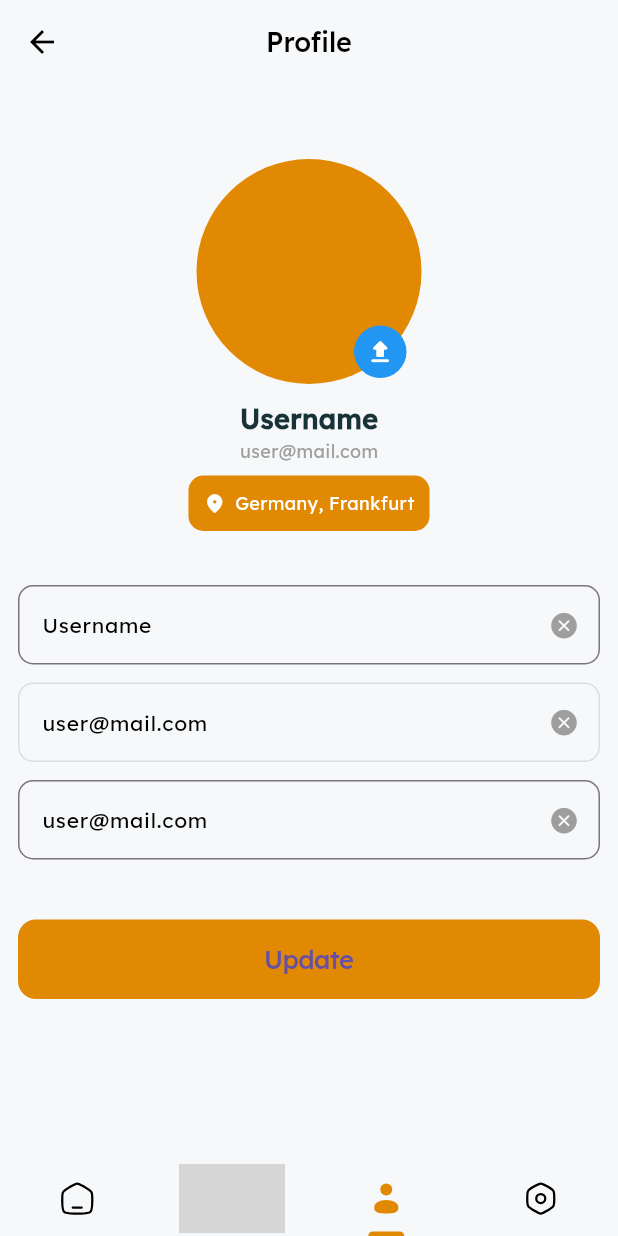
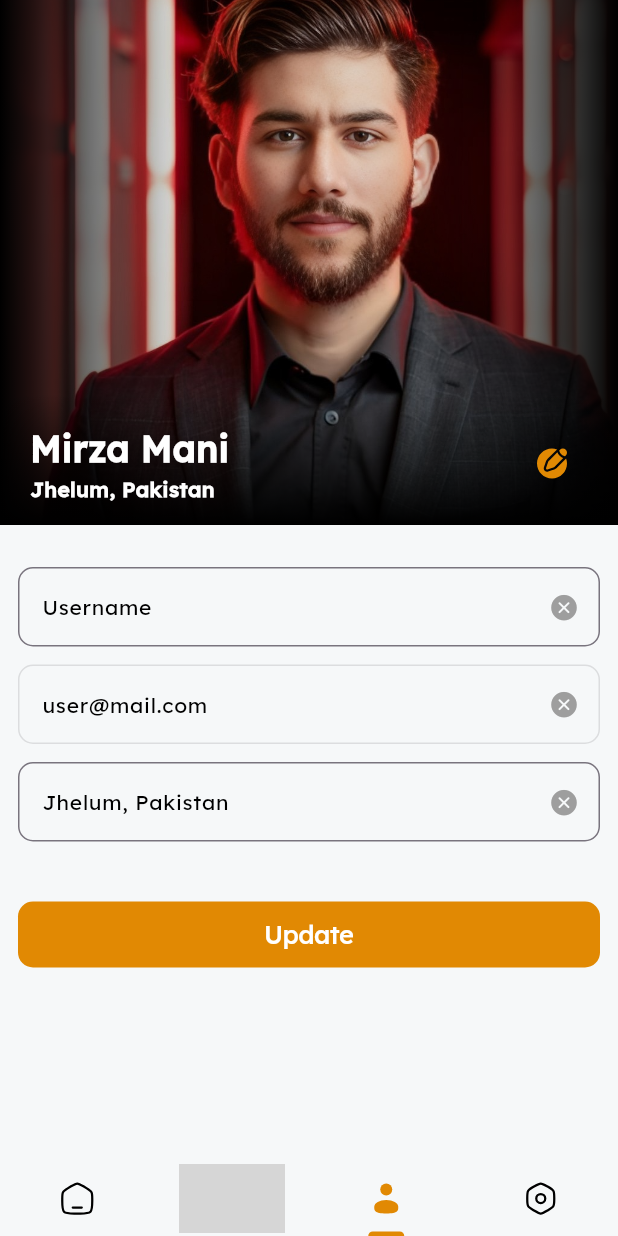
Before and after one commit to Mani821/travel_mate, a Flutter app: the MainViewHandler screen opened directly, item 3 of the bottom bar chosen, on a phone screen of 412 x 824 dp. Run offline on Flutter 3.47's test engine with Material 3 defaults, Android fonts, the phone set to English and light mode, and no system bars; our stand-ins replace cloud_firestore, firebase_auth, firebase_core, flutter_animate, flutter_riverpod, flutter_svg and 6 more; accounts and stored records are empty; grey boxes are pictures that could not be loaded.

Commit message:
Ready for collaboration

```diff
--- a/lib/core/app_themes.dart
+++ b/lib/core/app_themes.dart
@@ -59,10 +59,10 @@ class AppTheme {
           backgroundColor: const Color(0xFFF6F8F9),
           elevation: 0,
           centerTitle: true,
-          systemOverlayStyle:  SystemUiOverlayStyle(
-            statusBarColor: backgroundColor,
+          systemOverlayStyle:  const SystemUiOverlayStyle(
+            statusBarColor:  Color(0xFFF6F8F9),
             statusBarIconBrightness: Brightness.dark,
-            systemNavigationBarColor: backgroundColor,
+            systemNavigationBarColor: Color(0xFFF6F8F9),
             systemNavigationBarIconBrightness: Brightness.dark,
           ),
           titleTextStyle: GoogleFonts.lexend(
--- a/lib/main.dart
+++ b/lib/main.dart
@@ -20,7 +20,6 @@ void main()async {
   runApp(const ProviderScope(child: MyApp()));
 }
 
-
 final prefManager = PrefManager();
 
 class MyApp extends StatelessWidget {
@@ -31,7 +30,7 @@ class MyApp extends StatelessWidget {
     return  MaterialApp(
       debugShowCheckedModeBanner: false,
       theme: AppTheme.lightTheme,
-      home: const SplashPage(),
+      home:  const SplashPage(),
       navigatorKey: navigatorKey,
     );
   }
--- a/lib/screens/authentication/authentication_handler.dart
+++ b/lib/screens/authentication/authentication_handler.dart
@@ -13,8 +13,8 @@ class AuthenticationHandler extends StatelessWidget {
   Widget build(BuildContext context) {
     return AnnotatedRegion(
       value: const SystemUiOverlayStyle(
-        statusBarColor: Colors.transparent,
-        statusBarIconBrightness: Brightness.light,
+        statusBarColor: Colors.white,
+        statusBarIconBrightness: Brightness.dark,
         systemNavigationBarColor: Colors.transparent
       ),
       child: Scaffold(
--- a/lib/screens/authentication/login_page.dart
+++ b/lib/screens/authentication/login_page.dart
@@ -27,9 +27,9 @@ class _LoginPageState extends State<LoginPage> {
   Widget build(BuildContext context) {
     return AnnotatedRegion(
       value: const SystemUiOverlayStyle(
-        statusBarColor: Colors.white,
+        statusBarColor: Color(0xFFF6F8F9),
         statusBarIconBrightness: Brightness.dark,
-        systemNavigationBarColor: Colors.white,
+        systemNavigationBarColor: Color(0xFFF6F8F9),
         systemNavigationBarIconBrightness: Brightness.dark,
       ),
       child: Form(
--- a/lib/screens/authentication/register_page.dart
+++ b/lib/screens/authentication/register_page.dart
@@ -28,9 +28,9 @@ class _RegisterPageState extends State<RegisterPage> {
   Widget build(BuildContext context) {
     return AnnotatedRegion(
       value: const SystemUiOverlayStyle(
-        statusBarColor: Colors.white,
+        statusBarColor: Color(0xFFF6F8F9),
         statusBarIconBrightness: Brightness.dark,
-        systemNavigationBarColor: Colors.white,
+        systemNavigationBarColor: Color(0xFFF6F8F9),
         systemNavigationBarIconBrightness: Brightness.dark,
       ),
       child: Scaffold(
@@ -84,7 +84,7 @@ class _RegisterPageState extends State<RegisterPage> {
               ),
               MyTextField(
                 controller: locationController,
-                hint: 'Enter your location',
+                hint: 'Your location',
                 readOnly: true,
                 onTap: () async {
                   final loc = await getUserLocation();
@@ -117,7 +117,8 @@ class _RegisterPageState extends State<RegisterPage> {
                     )
                   ],
                 ),
-              )
+              ),
+              const SizedBox(height: 40),
             ],
           ),
         ),
--- a/lib/screens/intro&splash/onBoarding_handler.dart
+++ b/lib/screens/intro&splash/onBoarding_handler.dart
@@ -1,7 +1,6 @@
 import 'package:flutter/cupertino.dart';
 import 'package:flutter/material.dart';
 import 'package:flutter/services.dart';
-import 'package:google_fonts/google_fonts.dart';
 import 'package:smooth_page_indicator/smooth_page_indicator.dart';
 import 'package:travel_companion/screens/authentication/authentication_handler.dart';
 import 'package:travel_companion/services/app_data_service.dart';
@@ -163,7 +162,7 @@ class _OnBoardingHandlerState extends State<OnBoardingHandler> {
                           isLastPage ? 'Get Started' : 'Next',
                           key: ValueKey(isLastPage),
                           style:
-                              const TextStyle(fontWeight: FontWeight.w500,fontFamily: 'Lexend'),
+                              const TextStyle(fontWeight: FontWeight.w500,fontFamily: 'Lexend',color: Colors.white),
                         ),
                       ),
                     )),
--- a/lib/screens/view_handler/main_view_handler.dart
+++ b/lib/screens/view_handler/main_view_handler.dart
@@ -1,4 +1,5 @@
 import 'package:flutter/material.dart';
+import 'package:flutter/services.dart';
 import 'package:flutter_animate/flutter_animate.dart';
 import 'package:flutter_svg/flutter_svg.dart';
 import 'package:travel_companion/screens/view_handler/views/fav_view.dart';
@@ -26,7 +27,14 @@ class _MainViewHandlerState extends State<MainViewHandler>
 
   @override
   Widget build(BuildContext context) {
-    return DefaultTabController(
+    return AnnotatedRegion(
+      value: const SystemUiOverlayStyle(
+        statusBarColor: Color(0xFFF6F8F9),
+        statusBarIconBrightness: Brightness.dark,
+        systemNavigationBarColor: Color(0xFFF6F8F9),
+        systemNavigationBarIconBrightness: Brightness.dark,
+      ),
+      child: DefaultTabController(
         length: 4,
         child: Scaffold(
           body: SafeArea(
@@ -101,6 +109,7 @@ class _MainViewHandlerState extends State<MainViewHandler>
             ),
           ),
         ),
+      ),
     );
   }
 }
--- a/lib/screens/view_handler/views/home_view.dart
+++ b/lib/screens/view_handler/views/home_view.dart
@@ -104,7 +104,7 @@ class _HomeViewState extends State<HomeView> {
               final value = AppData.categories[index];
               return Expanded(
                 child: Padding(
-                  padding: const EdgeInsets.symmetric(horizontal: 6),
+                  padding: const EdgeInsets.symmetric(horizontal: 4),
                   child: InkWell(
                     borderRadius: BorderRadius.circular(10),
                     splashColor: primaryColor.withOpacity(0.3),
@@ -115,7 +115,7 @@ class _HomeViewState extends State<HomeView> {
                       });
                     },
                     child: AnimatedContainer(
-                      padding: const EdgeInsets.symmetric(vertical: 10),
+                      padding: const EdgeInsets.symmetric(vertical: 10,horizontal: 2),
                       duration: 200.ms,
                       decoration: BoxDecoration(
                         gradient: LinearGradient(
@@ -183,7 +183,7 @@ class _HomeViewState extends State<HomeView> {
               physics: const NeverScrollableScrollPhysics(),
               itemBuilder: (context, index) {
                 return GridView.builder(
-                    itemCount: 16,
+                    itemCount: 6,
                     padding: const EdgeInsets.all(8),
                     gridDelegate:
                     const SliverGridDelegateWithFixedCrossAxisCount(
@@ -194,7 +194,7 @@ class _HomeViewState extends State<HomeView> {
                       return Container(
                         decoration: BoxDecoration(
                             color:
-                            Colors.primaries[index].withOpacity(0.35),
+                            Colors.grey.withOpacity(0.35),
                             borderRadius: BorderRadius.circular(10)),
                       )
                           .animate(onPlay: (p) => p.repeat())
--- a/lib/screens/view_handler/views/profile_view.dart
+++ b/lib/screens/view_handler/views/profile_view.dart
@@ -1,7 +1,6 @@
 import 'package:flutter/cupertino.dart';
 import 'package:flutter/material.dart';
 import 'package:flutter_svg/svg.dart';
-import 'package:travel_companion/core/constants.dart';
 import 'package:travel_companion/widgets/buttons/custom_button.dart';
 import 'package:travel_companion/widgets/custom_textfield.dart';
 
@@ -15,94 +14,105 @@ class ProfileView extends StatefulWidget {
 class _ProfileViewState extends State<ProfileView> {
   late TextEditingController controller;
   late TextEditingController emailController;
+  late TextEditingController locationController;
 
   @override
   void initState() {
     controller = TextEditingController(text: "Username");
     emailController = TextEditingController(text: "user@mail.com");
+    locationController = TextEditingController(text: "Jhelum, Pakistan");
     super.initState();
   }
 
-
   @override
   Widget build(BuildContext context) {
-    return Scaffold(
-      appBar: AppBar(
-        title: const Text('Profile'),
-      ),
-      body: SingleChildScrollView(
+    return SingleChildScrollView(
       child: Column(
         children: [
+          Stack(
+            children: [
               SizedBox(
+                height: 350,
                 width: double.infinity,
-              height: 50,
-            ),
-            Stack(
-              alignment: Alignment.bottomRight,
-              children: [
-                Container(
-                  height: 150,
-                  width: 150,
-                  decoration: BoxDecoration(
-                    color: primaryColor,
-                    shape: BoxShape.circle,
+                child: Image.asset(
+                  'assets/images/me.png',
+                  fit: BoxFit.cover,
                 ),
               ),
-                GestureDetector(
-                  onTap: (){},
+              Positioned.fill(
                 child: Container(
-                    margin: EdgeInsets.only(right: 10,bottom: 4),
-                    height: 35,
-                    width: 35,
-                    decoration: BoxDecoration(
-                      color: Colors.blue,
-                      shape: BoxShape.circle,
-                    ),
-                    child: Icon(Icons.upload_rounded,color: Colors.white,size: 20,),
+                  decoration: const BoxDecoration(
+                      gradient: LinearGradient(colors: [
+                    Colors.black,
+                    Colors.transparent,
+                    Colors.transparent,
+                    Colors.black
+                  ])),
                 ),
               ),
+              Positioned.fill(
+                child: Container(
+                  decoration: const BoxDecoration(
+                      gradient: LinearGradient(
+                          begin: Alignment.bottomCenter,
+                          end: Alignment.center,
+                          colors: [
+                        Colors.black,
+                        Colors.transparent,
+                        Colors.transparent,
+                      ])),
+                ),
+              ),
+              Positioned(
+                bottom: 0,
+                right: 0,
+                left: 0,
+                child: Padding(
+                  padding: const EdgeInsets.symmetric(horizontal: 20.0,vertical: 14),
+                  child: Row(
+                    mainAxisAlignment: MainAxisAlignment.spaceBetween,
+                    children: [
+                      const Column(
+                        mainAxisAlignment: MainAxisAlignment.end,
+                        crossAxisAlignment: CrossAxisAlignment.start,
+                        children: [
+                          Text("Mirza Mani",style: TextStyle(color: Colors.white,
+                          fontSize: 24,fontWeight: FontWeight.w700),),
+                          Text("Jhelum, Pakistan",style: TextStyle(color: Colors.white,
+                              fontSize: 14,fontWeight: FontWeight.w700),)
                         ],
                       ),
-            SizedBox(
-              height: 10,
-            ),
-            Text("Username",
-                style: TextStyle(fontSize: 18, fontWeight: FontWeight.bold)),
-            Text("user@mail.com",
-                style: TextStyle(
-                    fontSize: 12, fontFamily: 'Lexend', color: Colors.grey)),
-            Container(
-                margin: EdgeInsets.symmetric(vertical: 8),
-                padding: EdgeInsets.all(10),
-                decoration: BoxDecoration(
-                  borderRadius: BorderRadius.circular(10),
-                  color: primaryColor,
-                ),
-                child: Row(
-                  mainAxisSize: MainAxisSize.min,
-                  children: [
-                    Icon(
-                      Icons.location_on_rounded,
-                      color: backgroundColor,
-                      size: 15,
-                    ),
-                    SizedBox(
-                      width: 6,
-                    ),
-                    Text("Germany, Frankfurt",
-                        style: TextStyle(
-                            fontSize: 12,
-                            fontFamily: 'Lexend',
-                            color: backgroundColor)),
-                  ],
-                )),
-            SizedBox(height: 22,),
-            MyTextField(controller: controller,hint: 'Enter your name',),
-            MyTextField(controller: emailController,hint: 'Enter your name',readOnly: true,enabled: false,),
-            MyTextField(controller: emailController,hint: 'Enter your location',readOnly: true,),
-            SizedBox(height: 22,),CustomButton(text: "Update", onPressed: (){}),
+                      IconButton(onPressed: (){}, icon: SvgPicture.asset('assets/icons/edit.svg'))
                     ],
                   ),
+                ),
+              )
+            ],
+          ),
+
+          const SizedBox(
+            height: 22,
+          ),
+          MyTextField(
+            controller: controller,
+            hint: 'Enter your name',
+          ),
+          MyTextField(
+            controller: emailController,
+            hint: 'Enter your name',
+            readOnly: true,
+            enabled: false,
+          ),
+          MyTextField(
+            controller: locationController,
+            hint: 'Enter your location',
+            readOnly: true,
+          ),
+          const SizedBox(
+            height: 22,
+          ),
+          CustomButton(text: "Update", onPressed: () {}),
+        ],
       ),
     );
   }
--- a/lib/screens/view_handler/views/setting_view.dart
+++ b/lib/screens/view_handler/views/setting_view.dart
@@ -30,8 +30,9 @@ class _SettingViewState extends State<SettingView> {
                   style: TextStyle(fontSize: 18, fontWeight: FontWeight.bold)),
             ),
             CupertinoListSection.insetGrouped(
-              margin: EdgeInsets.zero,
-              backgroundColor: Colors.white,
+              margin: const EdgeInsets.all(2),
+              backgroundColor: const Color(0xFFF6F8F9),
+
               children: [
                 CupertinoListTile(
                   leading: SvgPicture.asset(
--- a/lib/widgets/buttons/custom_button.dart
+++ b/lib/widgets/buttons/custom_button.dart
@@ -1,4 +1,5 @@
 import 'package:flutter/cupertino.dart';
+import 'package:flutter/material.dart';
 import '../../core/constants.dart';
 
 class CustomButton extends StatelessWidget {
@@ -20,12 +21,15 @@ class CustomButton extends StatelessWidget {
         children: [
           Expanded(
             child: CupertinoButton(
+              borderRadius: BorderRadius.circular(10),
+              padding: EdgeInsets.zero,
               color: buttonColor ?? primaryColor,
               onPressed: onPressed,
               child: Text(
                 text,
                 style: const TextStyle(
                   fontWeight: FontWeight.w500,
+                  color: Colors.white,
                   fontFamily: 'Lexend',
                 ),
               ),
```
Also changed, not shown: assets/icons/edit.svg (added), assets/images/me.png (added), pubspec.lock, 3 other files. Lines whose indentation alone changed are shown as unchanged.
